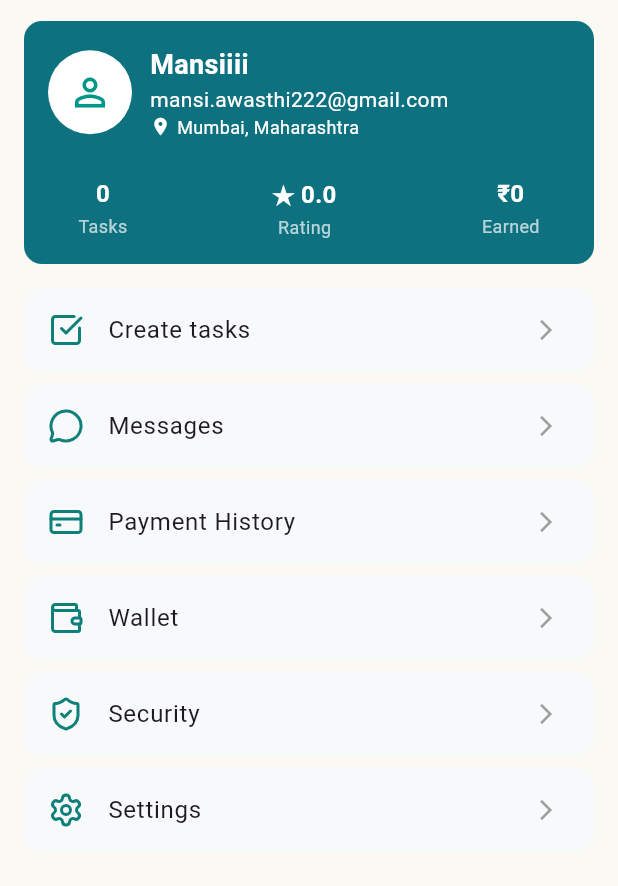
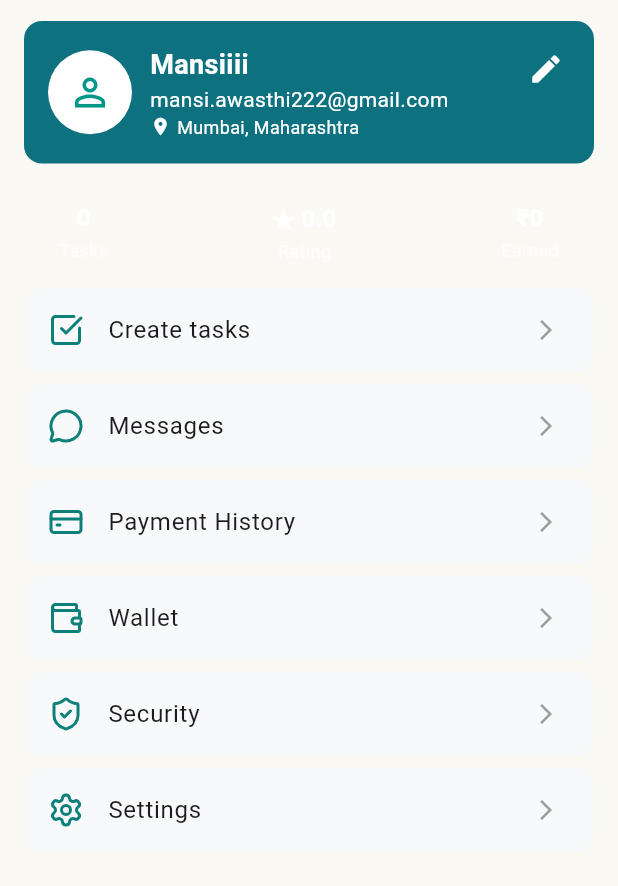
Before and after one commit to mansiii-programmer/Hirent, a Flutter app: the TPProfileSettingsPage screen opened by its route, on a phone screen of 412 x 824 dp, the part 63-949 px from its top. Run offline on Flutter 3.47's test engine with Material 3 defaults, Android fonts, the phone set to English and light mode, and no system bars; our stand-ins replace lucide_icons, shared_preferences; accounts and stored records are empty; Roboto replaces fonts that are missing (Poppins).

Commit message:
edit profile page added

```diff
--- a/hirent2/hirent2/lib/screens/tp_profile_screen.dart
+++ b/hirent2/hirent2/lib/screens/tp_profile_screen.dart
@@ -1,5 +1,6 @@
 import 'package:flutter/material.dart';
 import 'package:lucide_icons/lucide_icons.dart';
+import 'edit_profile.dart';
 
 class TPProfileSettingsPage extends StatelessWidget {
   const TPProfileSettingsPage({super.key});
@@ -19,16 +20,15 @@ class TPProfileSettingsPage extends StatelessWidget {
         padding: const EdgeInsets.symmetric(horizontal: 16),
         child: Column(
           children: [
+            Stack(
+              children: [
                 Container(
                   decoration: BoxDecoration(
                     color: const Color.fromARGB(255, 14, 113, 128),
                     borderRadius: BorderRadius.circular(12),
                   ),
                   padding: const EdgeInsets.all(16),
-              child: Column(
-                crossAxisAlignment: CrossAxisAlignment.start,
-                children: [
-                  const Row(
+                  child: const Row(
                     children: [
                       CircleAvatar(
                         radius: 28,
@@ -62,6 +62,23 @@ class TPProfileSettingsPage extends StatelessWidget {
                       )
                     ],
                   ),
+                ),
+                Positioned(
+                  top: 8,
+                  right: 8,
+                  child: IconButton(
+                    icon: const Icon(Icons.edit, color: Colors.white),
+                    onPressed: () {
+                      Navigator.push(
+                        context,
+                        MaterialPageRoute(
+                            builder: (context) => const EditProfileScreen()),
+                      );
+                    },
+                  ),
+                ),
+              ],
+            ),
             const Divider(height: 24, color: Colors.transparent),
             Row(
               mainAxisAlignment: MainAxisAlignment.spaceAround,
@@ -73,12 +90,7 @@ class TPProfileSettingsPage extends StatelessWidget {
                 _ProfileStat(count: "₹0", label: "Earned"),
               ],
             ),
-                ],
-              ),
-            ),
             const SizedBox(height: 16),
-
-            // List of Profile Items with Routes
             const _ProfileItem(
                 icon: LucideIcons.checkSquare,
                 title: "Create tasks",
--- a/hirent2/hirent2/lib/screens/wallet.dart
+++ b/hirent2/hirent2/lib/screens/wallet.dart
@@ -22,7 +22,7 @@ class _WalletPageState extends State<WalletPage> {
   }
 
   Future<void> fetchWalletBalance() async {
-    final url = Uri.parse('$baseUrl/users/${widget.userId}/wallet');
+    final url = Uri.parse('$baseUrl/users/users/68225f34d92bb78dd1e2726e/wallet');
 
     try {
       final response = await http.get(url);
```
Also changed, not shown: hirent2/hirent2/lib/screens/task_seeker_profile.dart (+5 -5 lines), hirent2/hirent2/lib/screens/ts_profile_screen.dart (+26 -5 lines), 1 other file. Lines whose indentation alone changed are shown as unchanged.
